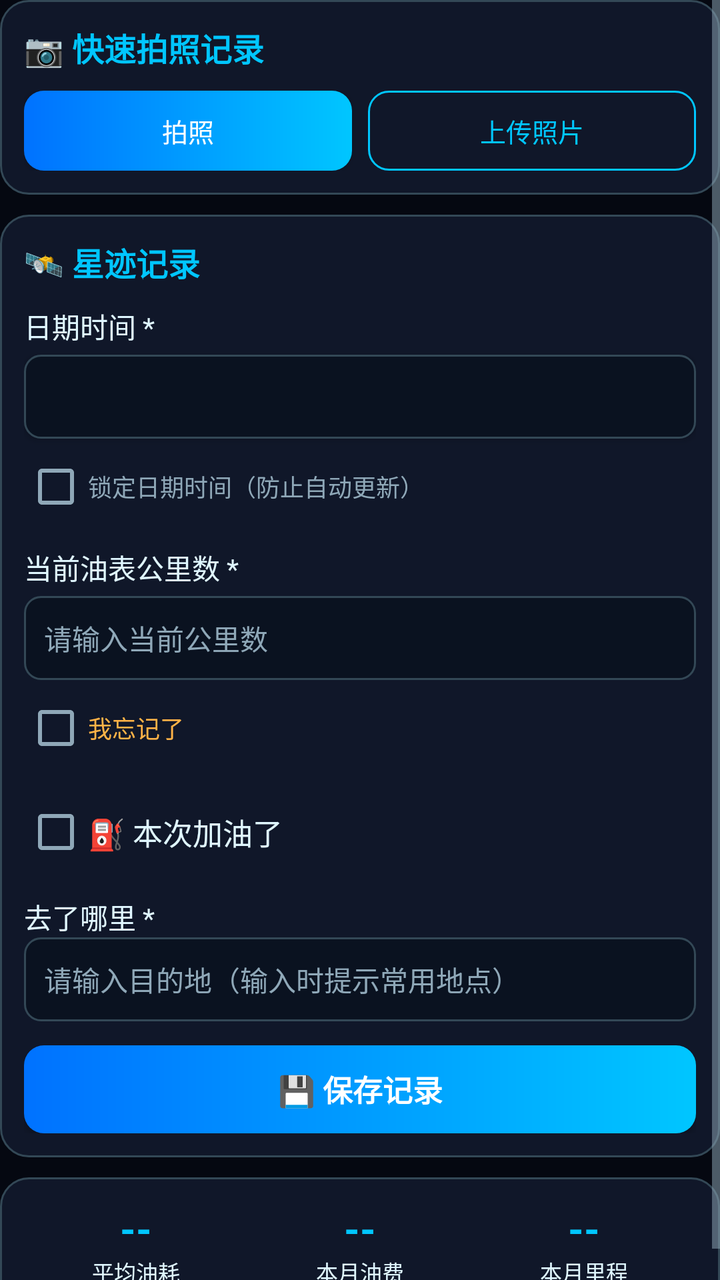
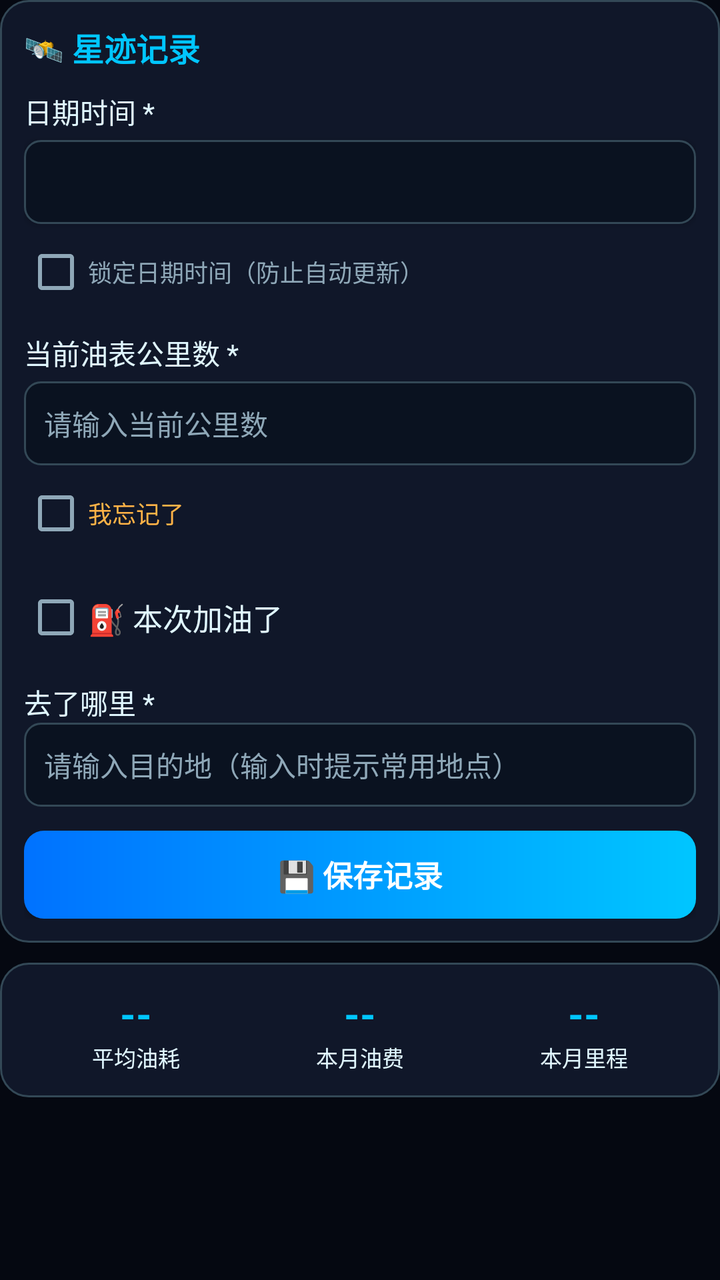

Screens rendered from an Android XML layout before and after an edit, with the pre-edit source and the edit as a unified diff.
<!-- AndroidManifest.xml: application theme Theme.YouJiStarMap -->
<!-- res/layout/fragment_record.xml -->
<?xml version="1.0" encoding="utf-8"?>
<ScrollView xmlns:android="http://schemas.android.com/apk/res/android"
    android:layout_width="match_parent"
    android:layout_height="match_parent"
    android:fillViewport="true">

    <LinearLayout
        android:layout_width="match_parent"
        android:layout_height="wrap_content"
        android:orientation="vertical">

        <LinearLayout
            android:layout_width="match_parent"
            android:layout_height="wrap_content"
            android:background="@drawable/bg_card"
            android:orientation="vertical"
            android:layout_marginBottom="10dp">

            <TextView style="@style/CardTitle" android:text="📷 快速拍照记录" android:drawablePadding="6dp" />

            <LinearLayout
                android:layout_width="match_parent"
                android:layout_height="wrap_content"
                android:layout_marginTop="10dp"
                android:orientation="horizontal">

                <Button
                    android:id="@+id/takePhotoBtn"
                    android:layout_width="0dp"
                    android:layout_height="40dp"
                    android:layout_weight="1"
                    android:background="@drawable/bg_button_primary"
                    android:text="拍照"
                    android:textColor="@color/white"
                    android:textSize="13sp" />

                <Button
                    android:id="@+id/uploadPhotoBtn"
                    android:layout_width="0dp"
                    android:layout_height="40dp"
                    android:layout_marginStart="8dp"
                    android:layout_weight="1"
                    android:background="@drawable/bg_button_ghost"
                    android:text="上传照片"
                    android:textColor="@color/primary"
                    android:textSize="13sp" />
            </LinearLayout>

            <LinearLayout
                android:id="@+id/cameraPreview"
                android:layout_width="match_parent"
                android:layout_height="wrap_content"
                android:layout_marginTop="10dp"
                android:orientation="vertical"
                android:visibility="gone">

                <ImageView
                    android:id="@+id/photoPreview"
                    android:layout_width="match_parent"
                    android:layout_height="180dp"
                    android:adjustViewBounds="true"
                    android:background="@drawable/bg_field"
                    android:scaleType="centerCrop" />

                <LinearLayout
                    android:layout_width="match_parent"
                    android:layout_height="wrap_content"
                    android:layout_marginTop="8dp"
                    android:orientation="horizontal">

                    <Button
                        android:id="@+id/retakePhotoBtn"
                        android:layout_width="0dp"
                        android:layout_height="38dp"
                        android:layout_weight="1"
                        android:background="@drawable/bg_button_ghost"
                        android:text="重拍"
                        android:textColor="@color/muted"
                        android:textSize="13sp" />

                    <Button
                        android:id="@+id/analyzePhotoBtn"
                        android:layout_width="0dp"
                        android:layout_height="38dp"
                        android:layout_marginStart="8dp"
                        android:layout_weight="1"
                        android:background="@drawable/bg_button_primary"
                        android:text="提取信息"
                        android:textColor="@color/white"
                        android:textSize="13sp" />
                </LinearLayout>
            </LinearLayout>
        </LinearLayout>

        <LinearLayout
            android:layout_width="match_parent"
            android:layout_height="wrap_content"
            android:background="@drawable/bg_card"
            android:orientation="vertical"
            android:layout_marginBottom="10dp">

            <TextView style="@style/CardTitle" android:text="🛰️ 星迹记录" />

            <TextView style="@style/LabelText" android:layout_marginTop="10dp" android:text="日期时间 *" />
            <Button
                android:id="@+id/dateBtn"
                android:layout_width="match_parent"
                android:layout_height="42dp"
                android:layout_marginTop="4dp"
                android:background="@drawable/bg_field"
                android:gravity="start|center_vertical"
                android:paddingStart="12dp"
                android:textColor="@color/light"
                android:textSize="14sp" />

            <CheckBox
                android:id="@+id/lockDateTimeCheck"
                android:layout_width="wrap_content"
                android:layout_height="wrap_content"
                android:text="锁定日期时间（防止自动更新）"
                android:textColor="@color/muted"
                android:textSize="12sp" />

            <TextView style="@style/LabelText" android:layout_marginTop="6dp" android:text="当前油表公里数 *" />
            <EditText
                android:id="@+id/mileageInput"
                android:layout_width="match_parent"
                android:layout_height="42dp"
                android:layout_marginTop="4dp"
                android:background="@drawable/bg_field"
                android:hint="请输入当前公里数"
                android:inputType="number"
                android:paddingStart="10dp"
                android:textColor="@color/light"
                android:textColorHint="@color/muted"
                android:textSize="14sp" />

            <CheckBox
                android:id="@+id/forgotMileageCheck"
                android:layout_width="wrap_content"
                android:layout_height="wrap_content"
                android:text="我忘记了"
                android:textColor="@color/average"
                android:textSize="12sp" />

            <TextView
                android:id="@+id/mileageError"
                android:layout_width="match_parent"
                android:layout_height="wrap_content"
                android:textColor="@color/poor"
                android:textSize="12sp"
                android:visibility="gone" />

            <CheckBox
                android:id="@+id/refuelCheck"
                android:layout_width="wrap_content"
                android:layout_height="wrap_content"
                android:layout_marginTop="4dp"
                android:text="⛽ 本次加油了"
                android:textColor="@color/light"
                android:textSize="15sp" />

            <LinearLayout
                android:id="@+id/fuelDetailsLayout"
                android:layout_width="match_parent"
                android:layout_height="wrap_content"
                android:layout_marginTop="6dp"
                android:background="@drawable/bg_field"
                android:orientation="vertical"
                android:padding="10dp"
                android:visibility="gone">

                <TextView style="@style/LabelText" android:text="加油站名称 *" />
                <EditText
                    android:id="@+id/gasStationInput"
                    android:layout_width="match_parent"
                    android:layout_height="40dp"
                    android:background="@drawable/bg_field"
                    android:hint="请输入加油站名称"
                    android:inputType="text"
                    android:paddingStart="10dp"
                    android:textColor="@color/light"
                    android:textColorHint="@color/muted"
                    android:textSize="14sp" />
                <CheckBox
                    android:id="@+id/forgotGasStationCheck"
                    android:layout_width="wrap_content"
                    android:layout_height="wrap_content"
                    android:text="我忘记了"
                    android:textColor="@color/average"
                    android:textSize="12sp" />
                <TextView android:id="@+id/gasStationError" android:layout_width="match_parent" android:layout_height="wrap_content" android:text="请填写加油站名称" android:textColor="@color/poor" android:textSize="12sp" android:visibility="gone" />

                <TextView style="@style/LabelText" android:layout_marginTop="6dp" android:text="加油量（升）*" />
                <EditText
                    android:id="@+id/fuelLitersInput"
                    android:layout_width="match_parent"
                    android:layout_height="40dp"
                    android:background="@drawable/bg_field"
                    android:hint="请输入加油量"
                    android:inputType="numberDecimal"
                    android:paddingStart="10dp"
                    android:textColor="@color/light"
                    android:textColorHint="@color/muted"
                    android:textSize="14sp" />
                <CheckBox
                    android:id="@+id/forgotFuelLitersCheck"
                    android:layout_width="wrap_content"
                    android:layout_height="wrap_content"
                    android:text="我忘记了"
                    android:textColor="@color/average"
                    android:textSize="12sp" />
                <TextView android:id="@+id/fuelLitersError" android:layout_width="match_parent" android:layout_height="wrap_content" android:text="请填写加油量" android:textColor="@color/poor" android:textSize="12sp" android:visibility="gone" />

                <TextView style="@style/LabelText" android:layout_marginTop="6dp" android:text="加油金额（元）*" />
                <EditText
                    android:id="@+id/fuelCostInput"
                    android:layout_width="match_parent"
                    android:layout_height="40dp"
                    android:background="@drawable/bg_field"
                    android:hint="请输入加油金额"
                    android:inputType="numberDecimal"
                    android:paddingStart="10dp"
                    android:textColor="@color/light"
                    android:textColorHint="@color/muted"
                    android:textSize="14sp" />
                <CheckBox
                    android:id="@+id/forgotFuelCostCheck"
                    android:layout_width="wrap_content"
                    android:layout_height="wrap_content"
                    android:text="我忘记了"
                    android:textColor="@color/average"
                    android:textSize="12sp" />
                <TextView android:id="@+id/fuelCostError" android:layout_width="match_parent" android:layout_height="wrap_content" android:text="请填写加油金额" android:textColor="@color/poor" android:textSize="12sp" android:visibility="gone" />

                <TextView style="@style/LabelText" android:layout_marginTop="6dp" android:text="油品类型 *" />
                <Spinner
                    android:id="@+id/fuelTypeSpinner"
                    android:layout_width="match_parent"
                    android:layout_height="42dp"
                    android:background="@drawable/bg_field"
                    android:entries="@array/fuel_types"
                    android:spinnerMode="dialog" />
                <CheckBox
                    android:id="@+id/forgotFuelTypeCheck"
                    android:layout_width="wrap_content"
                    android:layout_height="wrap_content"
                    android:text="我忘记了"
                    android:textColor="@color/average"
                    android:textSize="12sp" />
                <TextView android:id="@+id/fuelTypeError" android:layout_width="match_parent" android:layout_height="wrap_content" android:text="请选择油品类型" android:textColor="@color/poor" android:textSize="12sp" android:visibility="gone" />

                <TextView style="@style/LabelText" android:layout_marginTop="6dp" android:text="油箱状态" />
                <RadioGroup
                    android:id="@+id/tankStatusGroup"
                    android:layout_width="match_parent"
                    android:layout_height="wrap_content"
                    android:orientation="horizontal">
                    <RadioButton
                        android:id="@+id/tankFullRadio"
                        android:layout_width="0dp"
                        android:layout_height="wrap_content"
                        android:layout_weight="1"
                        android:checked="true"
                        android:text="加满"
                        android:textColor="@color/light"
                        android:textSize="13sp" />
                    <RadioButton
                        android:id="@+id/tankPartialRadio"
                        android:layout_width="0dp"
                        android:layout_height="wrap_content"
                        android:layout_weight="1"
                        android:text="部分加油"
                        android:textColor="@color/light"
                        android:textSize="13sp" />
                </RadioGroup>

                <TextView
                    android:id="@+id/smartHintText"
                    android:layout_width="match_parent"
                    android:layout_height="wrap_content"
                    android:layout_marginTop="8dp"
                    android:background="@drawable/bg_banner"
                    android:padding="8dp"
                    android:textColor="@color/average"
                    android:textSize="12sp"
                    android:visibility="gone" />
            </LinearLayout>

            <TextView style="@style/LabelText" android:layout_marginTop="8dp" android:text="去了哪里 *" />
            <AutoCompleteTextView
                android:id="@+id/destinationInput"
                android:layout_width="match_parent"
                android:layout_height="42dp"
                android:background="@drawable/bg_field"
                android:hint="请输入目的地（输入时提示常用地点）"
                android:inputType="text"
                android:paddingStart="10dp"
                android:textColor="@color/light"
                android:textColorHint="@color/muted"
                android:textSize="14sp"
                android:completionThreshold="1"
                android:dropDownHeight="180dp" />
            <TextView
                android:id="@+id/destinationError"
                android:layout_width="match_parent"
                android:layout_height="wrap_content"
                android:text="请填写目的地"
                android:textColor="@color/poor"
                android:textSize="12sp"
                android:visibility="gone" />

            <Button
                android:id="@+id/saveBtn"
                android:layout_width="match_parent"
                android:layout_height="44dp"
                android:layout_marginTop="12dp"
                android:background="@drawable/bg_button_primary"
                android:text="💾 保存记录"
                android:textColor="@color/white"
                android:textSize="15sp"
                android:textStyle="bold" />
        </LinearLayout>

        <LinearLayout
            android:id="@+id/fuelEstimateCard"
            android:layout_width="match_parent"
            android:layout_height="wrap_content"
            android:background="@drawable/bg_card"
            android:orientation="vertical"
            android:layout_marginBottom="10dp"
            android:visibility="gone">

            <TextView style="@style/CardTitle" android:text="🧮 油量估算" />

            <TextView
                android:id="@+id/estimatedFuelText"
                style="@style/ValueText"
                android:layout_gravity="center_horizontal"
                android:layout_marginTop="8dp"
                android:text="-- 升" />
            <TextView style="@style/LabelText" android:layout_gravity="center_horizontal" android:text="当前油箱剩余油量" android:textSize="12sp" />

            <FrameLayout
                android:layout_width="match_parent"
                android:layout_height="20dp"
                android:layout_marginTop="8dp"
                android:background="@drawable/bg_gauge">

                <ProgressBar
                    android:id="@+id/fuelGauge"
                    style="?android:attr/progressBarStyleHorizontal"
                    android:layout_width="match_parent"
                    android:layout_height="match_parent"
                    android:max="100"
                    android:progressDrawable="@drawable/fuel_progress" />

                <TextView
                    android:id="@+id/fuelPercentText"
                    android:layout_width="wrap_content"
                    android:layout_height="wrap_content"
                    android:layout_gravity="center"
                    android:text="0%"
                    android:textColor="@color/white"
                    android:textSize="11sp" />
            </FrameLayout>

            <TextView
                android:id="@+id/remainingDistanceText"
                style="@style/LabelText"
                android:layout_gravity="center_horizontal"
                android:layout_marginTop="6dp"
                android:text="可行驶距离: -- 公里"
                android:textSize="12sp" />
            <TextView
                android:id="@+id/estimatedTankCapacityText"
                style="@style/LabelText"
                android:layout_gravity="center_horizontal"
                android:text="估算油箱容量: -- 升"
                android:textSize="12sp" />

            <LinearLayout
                android:layout_width="match_parent"
                android:layout_height="wrap_content"
                android:layout_marginTop="10dp"
                android:gravity="center_vertical"
                android:orientation="horizontal">

                <EditText
                    android:id="@+id/manualTankCapacityInput"
                    android:layout_width="0dp"
                    android:layout_height="40dp"
                    android:layout_weight="1"
                    android:background="@drawable/bg_field"
                    android:hint="手动设置油箱容量（升）"
                    android:inputType="number"
                    android:paddingStart="10dp"
                    android:textColor="@color/light"
                    android:textColorHint="@color/muted"
                    android:textSize="13sp" />

                <Button
                    android:id="@+id/saveTankCapacityBtn"
                    android:layout_width="wrap_content"
                    android:layout_height="40dp"
                    android:layout_marginStart="8dp"
                    android:background="@drawable/bg_button_ghost"
                    android:text="保存"
                    android:textColor="@color/primary"
                    android:textSize="13sp" />
            </LinearLayout>
        </LinearLayout>

        <LinearLayout
            android:layout_width="match_parent"
            android:layout_height="wrap_content"
            android:background="@drawable/bg_card"
            android:orientation="horizontal">

            <LinearLayout android:layout_width="0dp" android:layout_height="wrap_content" android:layout_weight="1" android:orientation="vertical" android:gravity="center">
                <TextView android:id="@+id/avgConsumptionText" style="@style/ValueText" android:text="--" />
                <TextView style="@style/LabelText" android:text="平均油耗" android:textSize="11sp" />
            </LinearLayout>
            <LinearLayout android:layout_width="0dp" android:layout_height="wrap_content" android:layout_weight="1" android:orientation="vertical" android:gravity="center">
                <TextView android:id="@+id/monthCostText" style="@style/ValueText" android:text="--" />
                <TextView style="@style/LabelText" android:text="本月油费" android:textSize="11sp" />
            </LinearLayout>
            <LinearLayout android:layout_width="0dp" android:layout_height="wrap_content" android:layout_weight="1" android:orientation="vertical" android:gravity="center">
                <TextView android:id="@+id/monthDistanceText" style="@style/ValueText" android:text="--" />
                <TextView style="@style/LabelText" android:text="本月里程" android:textSize="11sp" />
            </LinearLayout>
        </LinearLayout>
    </LinearLayout>
</ScrollView>
<!-- resources referenced by this layout -->
<resources>
  <string-array name="fuel_types">
          <item>请选择油品类型</item>
          <item>89号汽油</item>
          <item>92号汽油</item>
          <item>95号汽油</item>
          <item>98号汽油</item>
          <item>0号柴油</item>
          <item>-10号柴油</item>
      </string-array>
  <color name="average">#FFB347</color>
  <color name="light">#E0F7FF</color>
  <color name="muted">#8FA8B8</color>
  <color name="poor">#FF3366</color>
  <color name="primary">#00C6FF</color>
  <color name="white">#FFFFFF</color>
  <!-- drawable bg_banner (drawable) -->
  <?xml version="1.0" encoding="utf-8"?>
  <shape xmlns:android="http://schemas.android.com/apk/res/android" android:shape="rectangle">
      <solid android:color="#33334266" />
      <stroke android:width="1dp" android:color="@color/primary" />
      <corners android:radius="10dp" />
  </shape>
  <!-- drawable bg_button_ghost (drawable) -->
  <?xml version="1.0" encoding="utf-8"?>
  <shape xmlns:android="http://schemas.android.com/apk/res/android" android:shape="rectangle">
      <solid android:color="@color/transparent" />
      <stroke android:width="1dp" android:color="@color/primary" />
      <corners android:radius="10dp" />
  </shape>
  <!-- drawable bg_button_primary (drawable) -->
  <?xml version="1.0" encoding="utf-8"?>
  <shape xmlns:android="http://schemas.android.com/apk/res/android" android:shape="rectangle">
      <gradient android:startColor="@color/secondary" android:endColor="@color/primary" android:angle="0" />
      <corners android:radius="10dp" />
  </shape>
  <!-- drawable bg_field (drawable) -->
  <?xml version="1.0" encoding="utf-8"?>
  <shape xmlns:android="http://schemas.android.com/apk/res/android" android:shape="rectangle">
      <solid android:color="#0A1220" />
      <stroke android:width="1dp" android:color="@color/card_border" />
      <corners android:radius="8dp" />
      <padding android:left="10dp" android:top="8dp" android:right="10dp" android:bottom="8dp" />
  </shape>
  <!-- drawable bg_gauge (drawable) -->
  <?xml version="1.0" encoding="utf-8"?>
  <shape xmlns:android="http://schemas.android.com/apk/res/android" android:shape="rectangle">
      <solid android:color="#112233" />
      <corners android:radius="8dp" />
  </shape>
  <!-- drawable fuel_progress (drawable) -->
  <?xml version="1.0" encoding="utf-8"?>
  <clip xmlns:android="http://schemas.android.com/apk/res/android" android:clipOrientation="horizontal" android:gravity="left">
      <shape android:shape="rectangle">
          <gradient android:startColor="@color/secondary" android:endColor="@color/primary" android:angle="0" />
          <corners android:radius="8dp" />
      </shape>
  </clip>
  <style name="CardTitle">
          <item name="android:layout_width">wrap_content</item>
          <item name="android:layout_height">wrap_content</item>
          <item name="android:textColor">@color/primary</item>
          <item name="android:textSize">16sp</item>
          <item name="android:textStyle">bold</item>
      </style>
  <style name="LabelText">
          <item name="android:layout_width">wrap_content</item>
          <item name="android:layout_height">wrap_content</item>
          <item name="android:textColor">@color/light</item>
          <item name="android:textSize">14sp</item>
      </style>
  <style name="ValueText">
          <item name="android:layout_width">wrap_content</item>
          <item name="android:layout_height">wrap_content</item>
          <item name="android:textColor">@color/primary</item>
          <item name="android:textSize">20sp</item>
          <item name="android:textStyle">bold</item>
      </style>
  <color name="transparent">#00000000</color>
  <color name="secondary">#0072FF</color>
  <color name="card_bg">#101729</color>
  <color name="card_border">#334856</color>
  <color name="darker">#050811</color>
  <color name="accent">#7E42FF</color>
  <!-- unchanged entries left out for length: 2 -->
</resources>

<!-- the commit's change to res/layout/fragment_record.xml (unified diff, before → after) -->
@@ -8,89 +8,6 @@
         android:layout_width="match_parent"
         android:layout_height="wrap_content"
         android:orientation="vertical">
-
-        <LinearLayout
-            android:layout_width="match_parent"
-            android:layout_height="wrap_content"
-            android:background="@drawable/bg_card"
-            android:orientation="vertical"
-            android:layout_marginBottom="10dp">
-
-            <TextView style="@style/CardTitle" android:text="📷 快速拍照记录" android:drawablePadding="6dp" />
-
-            <LinearLayout
-                android:layout_width="match_parent"
-                android:layout_height="wrap_content"
-                android:layout_marginTop="10dp"
-                android:orientation="horizontal">
-
-                <Button
-                    android:id="@+id/takePhotoBtn"
-                    android:layout_width="0dp"
-                    android:layout_height="40dp"
-                    android:layout_weight="1"
-                    android:background="@drawable/bg_button_primary"
-                    android:text="拍照"
-                    android:textColor="@color/white"
-                    android:textSize="13sp" />
-
-                <Button
-                    android:id="@+id/uploadPhotoBtn"
-                    android:layout_width="0dp"
-                    android:layout_height="40dp"
-                    android:layout_marginStart="8dp"
-                    android:layout_weight="1"
-                    android:background="@drawable/bg_button_ghost"
-                    android:text="上传照片"
-                    android:textColor="@color/primary"
-                    android:textSize="13sp" />
-            </LinearLayout>
-
-            <LinearLayout
-                android:id="@+id/cameraPreview"
-                android:layout_width="match_parent"
-                android:layout_height="wrap_content"
-                android:layout_marginTop="10dp"
-                android:orientation="vertical"
-                android:visibility="gone">
-
-                <ImageView
-                    android:id="@+id/photoPreview"
-                    android:layout_width="match_parent"
-                    android:layout_height="180dp"
-                    android:adjustViewBounds="true"
-                    android:background="@drawable/bg_field"
-                    android:scaleType="centerCrop" />
-
-                <LinearLayout
-                    android:layout_width="match_parent"
-                    android:layout_height="wrap_content"
-                    android:layout_marginTop="8dp"
-                    android:orientation="horizontal">
-
-                    <Button
-                        android:id="@+id/retakePhotoBtn"
-                        android:layout_width="0dp"
-                        android:layout_height="38dp"
-                        android:layout_weight="1"
-                        android:background="@drawable/bg_button_ghost"
-                        android:text="重拍"
-                        android:textColor="@color/muted"
-                        android:textSize="13sp" />
-
-                    <Button
-                        android:id="@+id/analyzePhotoBtn"
-                        android:layout_width="0dp"
-                        android:layout_height="38dp"
-                        android:layout_marginStart="8dp"
-                        android:layout_weight="1"
-                        android:background="@drawable/bg_button_primary"
-                        android:text="提取信息"
-                        android:textColor="@color/white"
-                        android:textSize="13sp" />
-                </LinearLayout>
-            </LinearLayout>
-        </LinearLayout>
 
         <LinearLayout
             android:layout_width="match_parent"
@@ -275,6 +192,54 @@
                         android:textSize="13sp" />
                 </RadioGroup>
 
+                <TextView style="@style/LabelText" android:layout_marginTop="8dp" android:text="油表格数（选填，填得越多估算越准）" />
+                <LinearLayout
+                    android:layout_width="match_parent"
+                    android:layout_height="wrap_content"
+                    android:layout_marginTop="4dp"
+                    android:orientation="horizontal">
+
+                    <EditText
+                        android:id="@+id/gaugeBeforeInput"
+                        android:layout_width="0dp"
+                        android:layout_height="40dp"
+                        android:layout_weight="1"
+                        android:background="@drawable/bg_field"
+                        android:hint="加油前格数"
+                        android:inputType="numberDecimal"
+                        android:paddingStart="10dp"
+                        android:textColor="@color/light"
+                        android:textColorHint="@color/muted"
+                        android:textSize="13sp" />
+
+                    <EditText
+                        android:id="@+id/gaugeAfterInput"
+                        android:layout_width="0dp"
+                        android:layout_height="40dp"
+                        android:layout_marginStart="8dp"
+                        android:layout_weight="1"
+                        android:background="@drawable/bg_field"
+                        android:hint="加油后格数"
+                        android:inputType="numberDecimal"
+                        android:paddingStart="10dp"
+                        android:textColor="@color/light"
+                        android:textColorHint="@color/muted"
+                        android:textSize="13sp" />
+                </LinearLayout>
+
+                <EditText
+                    android:id="@+id/gaugeNowInput"
+                    android:layout_width="match_parent"
+                    android:layout_height="40dp"
+                    android:layout_marginTop="8dp"
+                    android:background="@drawable/bg_field"
+                    android:hint="当前格数（不加油时也可单独更新）"
+                    android:inputType="numberDecimal"
+                    android:paddingStart="10dp"
+                    android:textColor="@color/light"
+                    android:textColorHint="@color/muted"
+                    android:textSize="13sp" />
+
                 <TextView
                     android:id="@+id/smartHintText"
                     android:layout_width="match_parent"
@@ -373,11 +338,25 @@
                 android:text="可行驶距离: -- 公里"
                 android:textSize="12sp" />
             <TextView
+                android:id="@+id/remainingValueText"
+                style="@style/LabelText"
+                android:layout_gravity="center_horizontal"
+                android:text="当前油量价值: -- 元"
+                android:textSize="12sp" />
+            <TextView
                 android:id="@+id/estimatedTankCapacityText"
                 style="@style/LabelText"
                 android:layout_gravity="center_horizontal"
                 android:text="估算油箱容量: -- 升"
                 android:textSize="12sp" />
+            <TextView
+                android:id="@+id/gaugeDetailText"
+                style="@style/LabelText"
+                android:layout_gravity="center_horizontal"
+                android:layout_marginTop="4dp"
+                android:textColor="@color/average"
+                android:textSize="11sp"
+                android:visibility="gone" />
 
             <LinearLayout
                 android:layout_width="match_parent"
@@ -387,6 +366,37 @@
                 android:orientation="horizontal">
 
                 <EditText
+                    android:id="@+id/gaugeCurrentInput"
+                    android:layout_width="0dp"
+                    android:layout_height="40dp"
+                    android:layout_weight="1"
+                    android:background="@drawable/bg_field"
+                    android:hint="当前油表格数（选填）"
+                    android:inputType="numberDecimal"
+                    android:paddingStart="10dp"
+                    android:textColor="@color/light"
+                    android:textColorHint="@color/muted"
+                    android:textSize="13sp" />
+
+                <Button
+                    android:id="@+id/saveGaugeCurrentBtn"
+                    android:layout_width="wrap_content"
+                    android:layout_height="40dp"
+                    android:layout_marginStart="8dp"
+                    android:background="@drawable/bg_button_ghost"
+                    android:text="更新"
+                    android:textColor="@color/primary"
+                    android:textSize="13sp" />
+            </LinearLayout>
+
+            <LinearLayout
+                android:layout_width="match_parent"
+                android:layout_height="wrap_content"
+                android:layout_marginTop="10dp"
+                android:gravity="center_vertical"
+                android:orientation="horizontal">
+
+                <EditText
                     android:id="@+id/manualTankCapacityInput"
                     android:layout_width="0dp"
                     android:layout_height="40dp"
@@ -401,6 +411,37 @@
 
                 <Button
                     android:id="@+id/saveTankCapacityBtn"
+                    android:layout_width="wrap_content"
+                    android:layout_height="40dp"
+                    android:layout_marginStart="8dp"
+                    android:background="@drawable/bg_button_ghost"
+                    android:text="保存"
+                    android:textColor="@color/primary"
+                    android:textSize="13sp" />
+            </LinearLayout>
+
+            <LinearLayout
+                android:layout_width="match_parent"
+                android:layout_height="wrap_content"
+                android:layout_marginTop="8dp"
+                android:gravity="center_vertical"
+                android:orientation="horizontal">
+
+                <EditText
+                    android:id="@+id/gaugeTotalInput"
+                    android:layout_width="0dp"
+                    android:layout_height="40dp"
+                    android:layout_weight="1"
+                    android:background="@drawable/bg_field"
+                    android:hint="油表总格数（默认12）"
+                    android:inputType="number"
+                    android:paddingStart="10dp"
+                    android:textColor="@color/light"
+                    android:textColorHint="@color/muted"
+                    android:textSize="13sp" />
+
+                <Button
+                    android:id="@+id/saveGaugeTotalBtn"
                     android:layout_width="wrap_content"
                     android:layout_height="40dp"
                     android:layout_marginStart="8dp"
